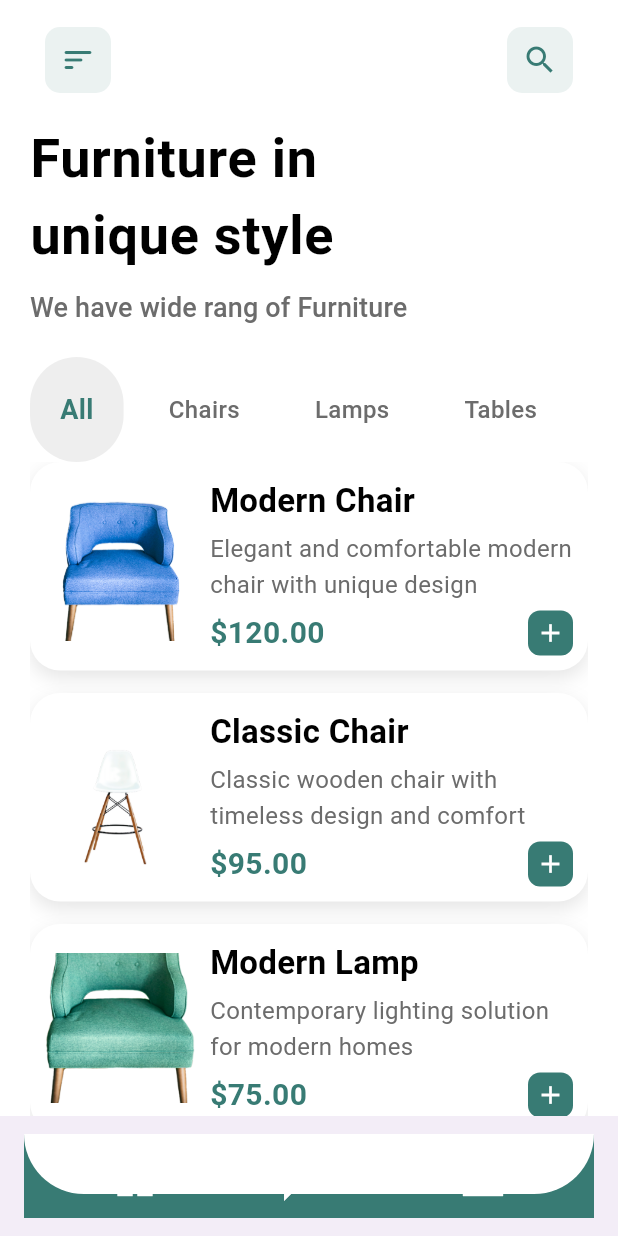
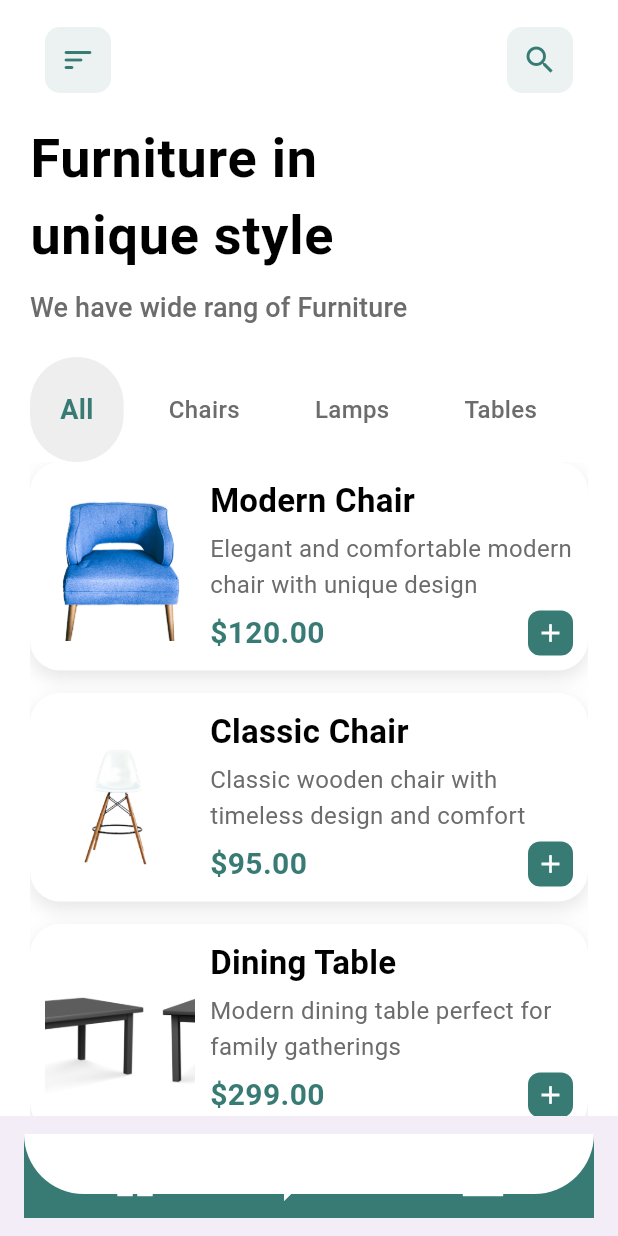
Before and after one commit to jamalihassan0307/Furniture-App-Flutter, a Flutter app: the screen it shows after launch, on a phone screen of 412 x 824 dp. Run offline on Flutter 3.47's test engine with Material 3 defaults, Android fonts, the phone set to English and light mode, and no system bars.

Commit message:
Update model_data.dart with refined product details and image references
- Replace existing lamp and table product entries with more detailed models
- Update image references to use new product-specific images
- Add new sofa product entries with comprehensive details
- Enhance product descriptions and pricing information

```diff
--- a/lib/data/model_data.dart
+++ b/lib/data/model_data.dart
@@ -27,14 +27,45 @@ List<Model> models = [
     category: 'Chairs',
   ),
 
+  // Tables
+  Model(
+    name: 'Dining Table',
+    image: [
+      'assets/images/table1.jpg',
+      'assets/images/table2.jpg',
+    ],
+    price: '\$299.00',
+    description: 'Modern dining table perfect for family gatherings',
+    category: 'Tables',
+  ),
+  Model(
+    name: 'Coffee Table',
+    image: [
+      'assets/images/table3.jpg',
+      'assets/images/table4.jpg',
+    ],
+    price: '\$149.00',
+    description: 'Elegant coffee table for your living room',
+    category: 'Tables',
+  ),
+  Model(
+    name: 'Cafe Table',
+    image: [
+      'assets/images/table5.jpg',
+      'assets/images/table6.jpg',
+      'assets/images/Cafe table.jpg',
+    ],
+    price: '\$199.00',
+    description: 'Stylish cafe table for your dining space',
+    category: 'Tables',
+  ),
+
   // Lamps
   Model(
     name: 'Modern Lamp',
     image: [
-      'assets/images/04.png',
-      'assets/images/03.png',
-      'assets/images/02.png',
-      'assets/images/01.png',
+      'assets/images/lamp1.jpeg',
+      'assets/images/lamp2.jpg',
     ],
     price: '\$75.00',
     description: 'Contemporary lighting solution for modern homes',
@@ -43,39 +74,57 @@ List<Model> models = [
   Model(
     name: 'Designer Lamp',
     image: [
-      'assets/images/08.png',
-      'assets/images/07.png',
-      'assets/images/06.png',
-      'assets/images/05.png',
+      'assets/images/lamp3.jpg',
+      'assets/images/lamp4.jpg',
     ],
     price: '\$89.00',
     description: 'Artistic designer lamp for elegant home decor',
     category: 'Lamps',
   ),
+  Model(
+    name: 'Floor Lamp',
+    image: [
+      'assets/images/lamp5.jpg',
+      'assets/images/lamp6.jpg',
+      'assets/images/lamp7.jpg',
+    ],
+    price: '\$129.00',
+    description: 'Elegant floor lamp for ambient lighting',
+    category: 'Lamps',
+  ),
 
-  // Tables
+  // Sofas
   Model(
-    name: 'Dining Table',
+    name: 'Modern Sofa',
     image: [
-      'assets/images/01.png',
-      'assets/images/02.png',
-      'assets/images/03.png',
-      'assets/images/04.png',
+      'assets/images/sofa1.png',
+      'assets/images/sofa2.jpg',
+      'assets/images/sofa3.jpg',
     ],
-    price: '\$299.00',
-    description: 'Spacious dining table perfect for family gatherings',
-    category: 'Tables',
+    price: '\$599.00',
+    description: 'Contemporary sofa with premium comfort',
+    category: 'Sofas',
   ),
   Model(
-    name: 'Coffee Table',
+    name: 'Luxury Sofa',
     image: [
-      'assets/images/05.png',
-      'assets/images/06.png',
-      'assets/images/07.png',
-      'assets/images/08.png',
+      'assets/images/sofa4.jpg',
+      'assets/images/sofa5.jpg',
+      'assets/images/sofa6.jpg',
     ],
-    price: '\$149.00',
-    description: 'Modern coffee table with sleek design',
-    category: 'Tables',
+    price: '\$799.00',
+    description: 'Luxurious sofa with elegant design',
+    category: 'Sofas',
+  ),
+  Model(
+    name: 'Corner Sofa',
+    image: [
+      'assets/images/sofa7.jpg',
+      'assets/images/sofa8.jpg',
+      'assets/images/sofa9.jpg',
+    ],
+    price: '\$899.00',
+    description: 'Spacious corner sofa for the whole family',
+    category: 'Sofas',
   ),
 ];
```
